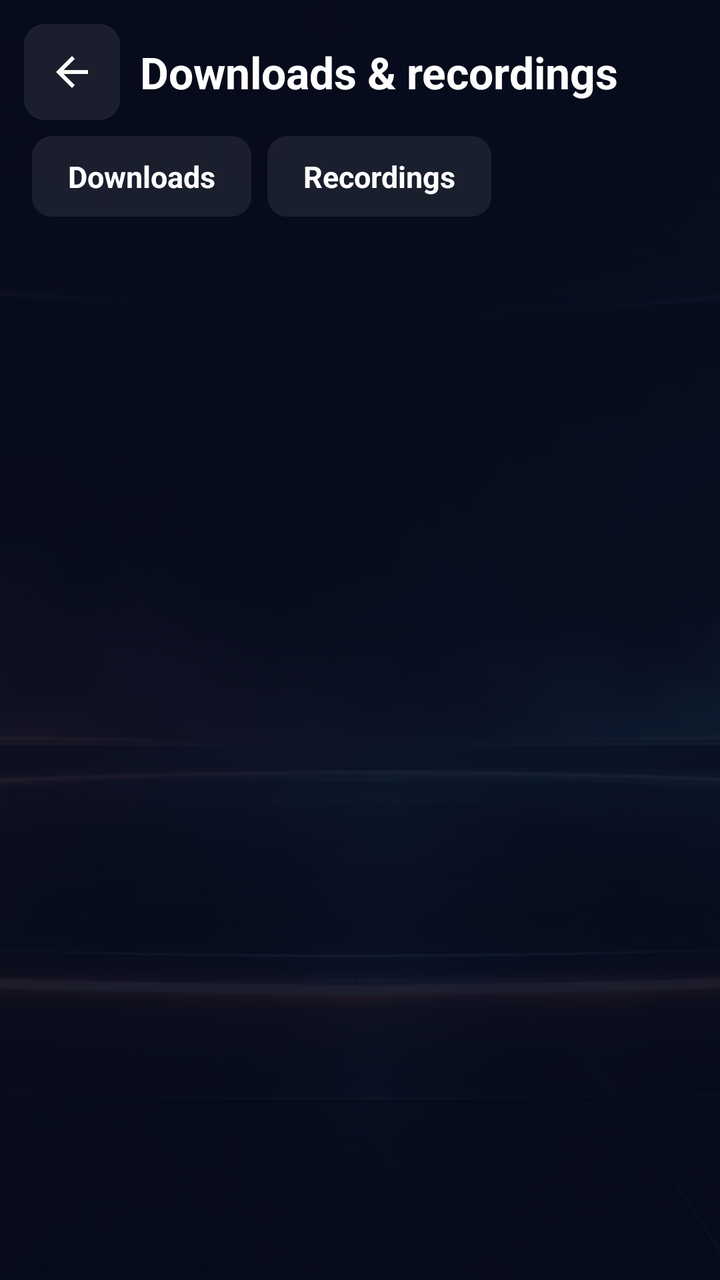
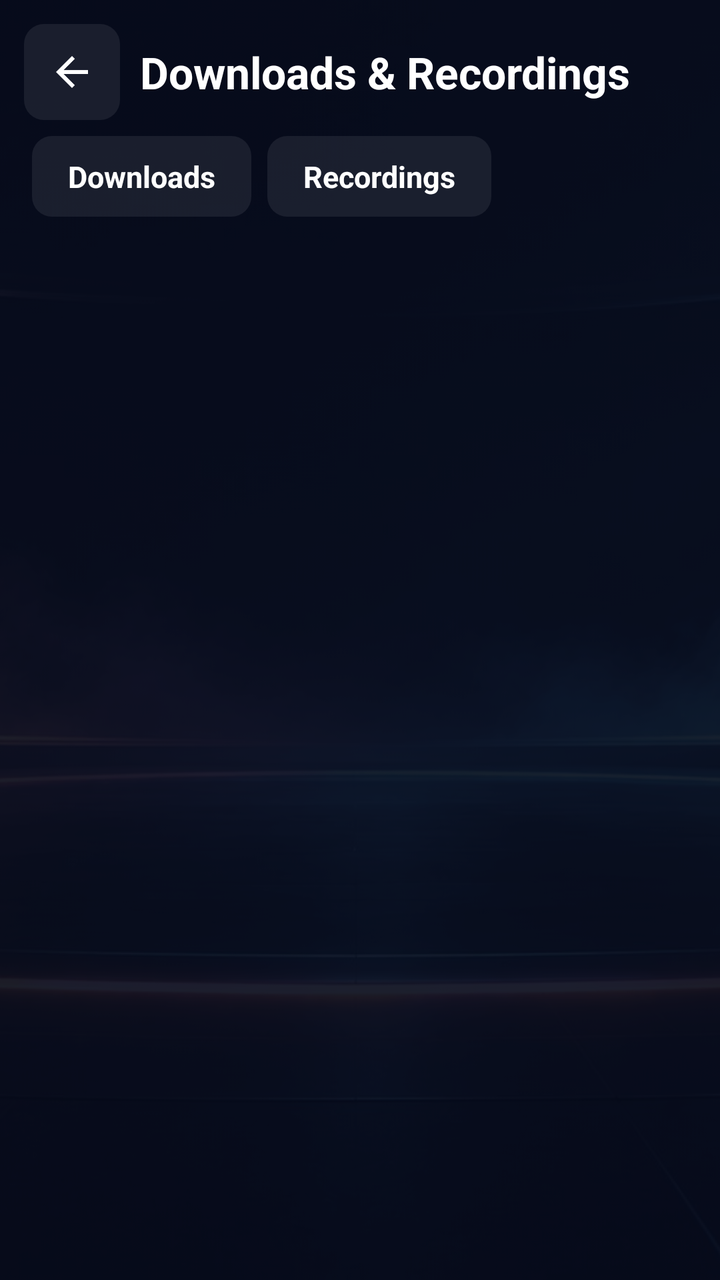

The first picture is an Android layout as it rendered before a commit; the second is the same layout after the commit. The layout source and the unified diff follow.
<!-- AndroidManifest.xml: application theme Theme.Farloh -->
<!-- res/layout/activity_downloads.xml -->
<?xml version="1.0" encoding="utf-8"?>
<FrameLayout xmlns:android="http://schemas.android.com/apk/res/android"
    android:layout_width="match_parent" android:layout_height="match_parent">

    <ImageView android:layout_width="match_parent" android:layout_height="match_parent" android:alpha="0.3"
        android:scaleType="centerCrop" android:src="@drawable/farloh_bg" android:importantForAccessibility="no" />
    <View android:layout_width="match_parent" android:layout_height="match_parent" android:background="#B3070B1A" />

    <LinearLayout android:id="@+id/safe" android:layout_width="match_parent" android:layout_height="match_parent"
        android:orientation="vertical" android:paddingStart="12dp" android:paddingTop="8dp" android:paddingEnd="12dp">
        <LinearLayout android:layout_width="match_parent" android:layout_height="56dp"
            android:gravity="center_vertical" android:orientation="horizontal">
            <ImageButton android:id="@+id/back" style="@style/IconBtn" android:src="@drawable/ic_back"
                android:contentDescription="Back" />
            <TextView android:layout_width="wrap_content" android:layout_height="wrap_content"
                android:layout_marginStart="10dp" android:text="Downloads &amp; recordings" android:textColor="@color/text"
                android:textSize="22sp" android:textStyle="bold" />
            <TextView android:id="@+id/space" android:layout_width="0dp" android:layout_height="wrap_content"
                android:layout_weight="1" android:layout_marginStart="12dp" android:gravity="end"
                android:textColor="@color/text2" android:textSize="13sp" />
        </LinearLayout>
        
        <LinearLayout android:id="@+id/tabs" android:layout_width="match_parent" android:layout_height="wrap_content"
            android:layout_marginTop="4dp" android:orientation="horizontal" android:paddingStart="4dp">
            <TextView android:id="@+id/tabDownloads" style="@style/Tab" android:background="@drawable/tab_choice_bg"
                android:textColor="@color/tab_choice_text" android:text="Downloads" android:textStyle="bold" />
            <TextView android:id="@+id/tabRecordings" style="@style/Tab" android:layout_marginStart="8dp"
                android:background="@drawable/tab_choice_bg" android:textColor="@color/tab_choice_text"
                android:text="Recordings" android:textStyle="bold" />
        </LinearLayout>
        <FrameLayout android:layout_width="match_parent" android:layout_height="match_parent" android:layout_marginTop="8dp">
            <androidx.recyclerview.widget.RecyclerView android:id="@+id/list" android:layout_width="match_parent"
                android:layout_height="match_parent" android:clipToPadding="false" android:paddingBottom="24dp" />
            <TextView android:id="@+id/empty" android:layout_width="wrap_content" android:layout_height="wrap_content"
                android:layout_gravity="center" android:gravity="center" android:padding="24dp"
                android:text="No downloads yet.\n\nOpen a movie and press Download, or hold OK on an episode."
                android:textColor="@color/text2" android:textSize="16sp" android:visibility="gone" />
        </FrameLayout>
    </LinearLayout>
</FrameLayout>
<!-- resources referenced by this layout -->
<resources>
  <color name="text">#FFFFFF</color>
  <color name="text2">#AAB6D3</color>
  <!-- drawable ic_back (drawable) -->
  <?xml version="1.0" encoding="utf-8"?>
  <vector xmlns:android="http://schemas.android.com/apk/res/android" android:width="24dp" android:height="24dp" android:viewportWidth="24" android:viewportHeight="24">
      <path android:fillColor="#FFFFFFFF" android:pathData="M20,11H7.83l5.59,-5.59L12,4l-8,8 8,8 1.41,-1.41L7.83,13H20v-2z" />
  </vector>
  <style name="IconBtn">
          <item name="android:layout_width">48dp</item>
          <item name="android:layout_height">48dp</item>
          <item name="android:background">@drawable/focus_bg</item>
          <item name="android:padding">12dp</item>
          <item name="android:scaleType">fitCenter</item>
          <item name="android:focusable">true</item>
          <item name="android:tint">@color/text</item>
      </style>
  <style name="Tab">
          <item name="android:layout_width">wrap_content</item>
          <item name="android:layout_height">wrap_content</item>
          <item name="android:background">@drawable/focus_bg</item>
          <item name="android:clickable">true</item>
          <item name="android:focusable">true</item>
          <item name="android:paddingStart">18dp</item>
          <item name="android:paddingEnd">18dp</item>
          <item name="android:paddingTop">10dp</item>
          <item name="android:paddingBottom">10dp</item>
          <item name="android:textColor">@color/text</item>
          <item name="android:textSize">15sp</item>
      </style>
  <dimen name="corner">10dp</dimen>
  <color name="accent">#FF9F43</color>
  <!-- drawable focus_bg (drawable) -->
  <?xml version="1.0" encoding="utf-8"?>
  <selector xmlns:android="http://schemas.android.com/apk/res/android">
      <item android:state_focused="true">
          <shape><corners android:radius="@dimen/corner" /><solid android:color="#40FF9F43" /><stroke android:width="3dp" android:color="@color/accent" /></shape>
      </item>
      <item android:state_pressed="true">
          <shape><corners android:radius="@dimen/corner" /><solid android:color="#33FFFFFF" /></shape>
      </item>
      <item android:state_selected="true">
          <shape><corners android:radius="@dimen/corner" /><solid android:color="#334FC3F7" /><stroke android:width="1dp" android:color="#994FC3F7" /></shape>
      </item>
      <item>
          <shape><corners android:radius="@dimen/corner" /><solid android:color="#14FFFFFF" /></shape>
      </item>
  </selector>
  <color name="bg_deep">#070B1A</color>
  <style name="Theme.Farloh.Dialog" parent="Theme.AppCompat.Dialog.Alert">
          <item name="colorAccent">@color/accent</item>
          <item name="android:windowBackground">@drawable/dialog_bg</item>
          <item name="android:textColorPrimary">@color/text</item>
          <item name="android:textColorSecondary">@color/text2</item>
      </style>
  <!-- drawable dialog_bg (drawable) -->
  <?xml version="1.0" encoding="utf-8"?>
  <inset xmlns:android="http://schemas.android.com/apk/res/android" android:inset="16dp">
      <shape>
          <corners android:radius="16dp" />
          <solid android:color="@color/panel_solid" />
          <stroke android:width="1dp" android:color="#33FFFFFF" />
      </shape>
  </inset>
  <color name="panel_solid">#0E1630</color>
  <!-- unchanged entries left out for length: 3 -->
</resources>

<!-- the commit's change to res/layout/activity_downloads.xml (unified diff, before → after) -->
@@ -13,7 +13,7 @@
             <ImageButton android:id="@+id/back" style="@style/IconBtn" android:src="@drawable/ic_back"
                 android:contentDescription="Back" />
             <TextView android:layout_width="wrap_content" android:layout_height="wrap_content"
-                android:layout_marginStart="10dp" android:text="Downloads &amp; recordings" android:textColor="@color/text"
+                android:layout_marginStart="10dp" android:text="Downloads &amp; Recordings" android:textColor="@color/text"
                 android:textSize="22sp" android:textStyle="bold" />
             <TextView android:id="@+id/space" android:layout_width="0dp" android:layout_height="wrap_content"
                 android:layout_weight="1" android:layout_marginStart="12dp" android:gravity="end"
